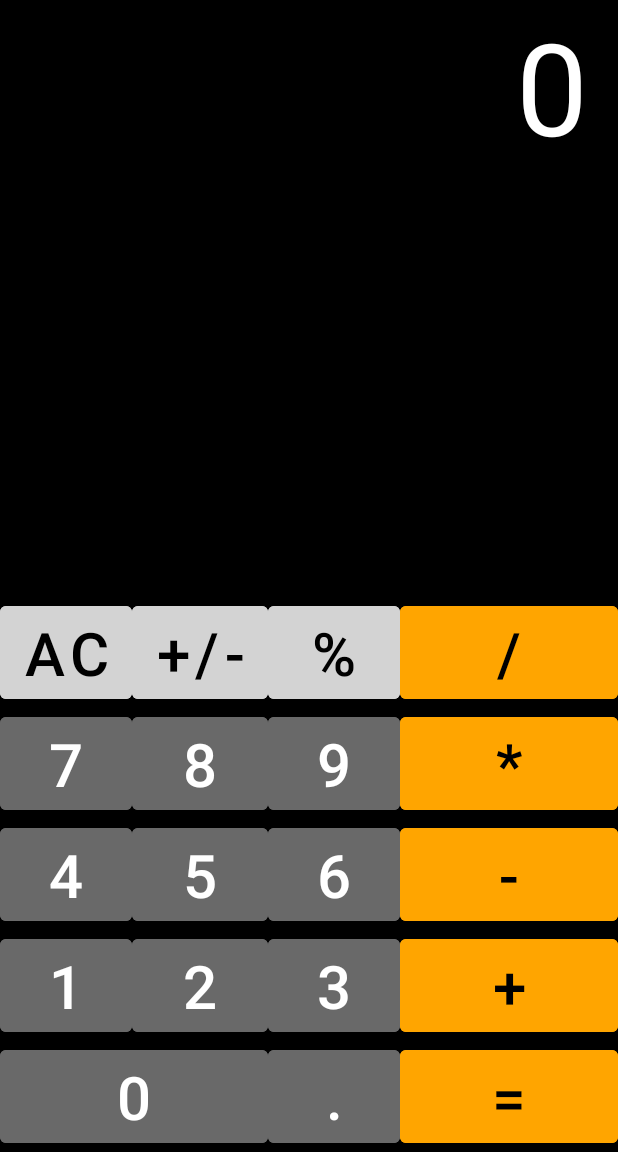
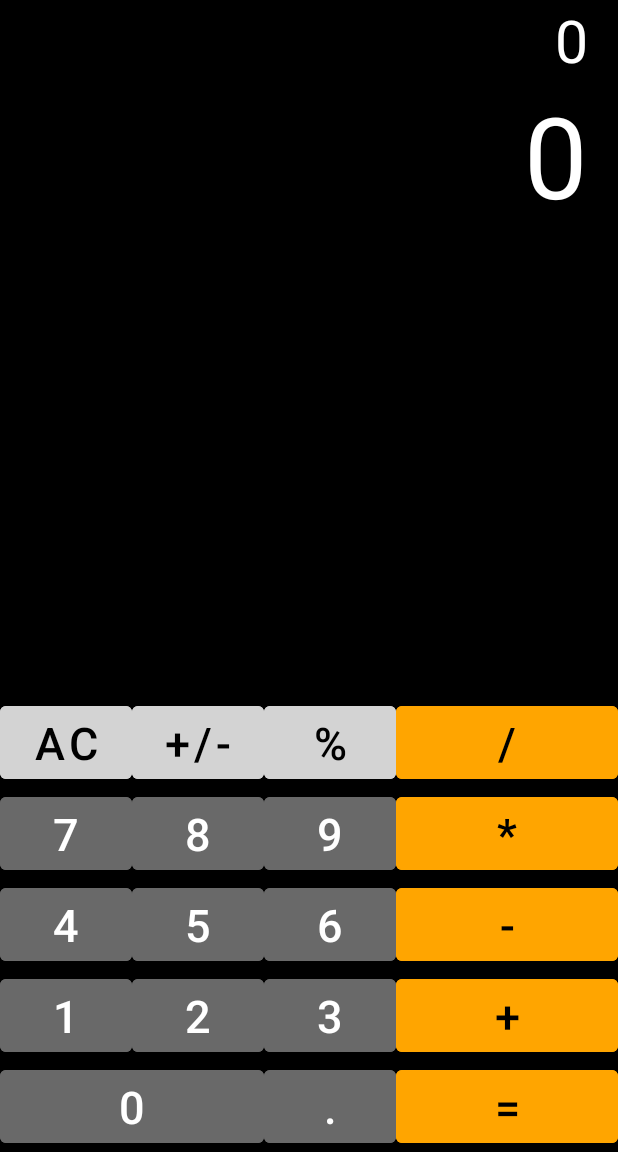
Before and after one commit to VeronikaBogdan/mobile-apps, an Android app: the screen it shows after launch (MainActivity), on a phone screen of 412 x 824 dp, the part 84-1236 px from its top. Run offline under Robolectric (Android 15) with nearby library versions, the phone set to English and light mode, and no system bars; 36 statements that could not run were skipped.

Commit message:
feat: add functional in calculator (functions with operations)

```diff
--- a/Calculator/app/build.gradle
+++ b/Calculator/app/build.gradle
@@ -37,6 +37,7 @@ dependencies {
     implementation 'androidx.appcompat:appcompat:1.5.1'
     implementation 'com.google.android.material:material:1.6.1'
     implementation 'androidx.constraintlayout:constraintlayout:2.1.4'
+    implementation 'net.objecthunter:exp4j:0.4.8'
     testImplementation 'junit:junit:4.13.2'
     androidTestImplementation 'androidx.test.ext:junit:1.1.3'
     androidTestImplementation 'androidx.test.espresso:espresso-core:3.4.0'
--- a/Calculator/app/src/main/res/layout/grid_layout.xml
+++ b/Calculator/app/src/main/res/layout/grid_layout.xml
@@ -1,5 +1,6 @@
 <?xml version="1.0" encoding="utf-8"?>
 <GridLayout xmlns:android="http://schemas.android.com/apk/res/android"
+    xmlns:tools="http://schemas.android.com/tools"
     android:layout_width="match_parent"
     android:layout_height="match_parent"
     android:layout_gravity="center"
@@ -9,6 +10,17 @@
 
     <TextView
 
+        android:id="@+id/expression"
+        android:layout_columnSpan="4"
+        android:layout_gravity="fill"
+        android:paddingRight="20dp"
+        android:text="0"
+        android:textAlignment="textEnd"
+        android:textColor="@color/white"
+        android:textSize="39sp"
+        tools:ignore="RtlCompat" />
+    <TextView
+
         android:id="@+id/result"
         android:layout_columnSpan="4"
         android:layout_gravity="fill"
@@ -16,14 +28,15 @@
         android:text="0"
         android:textAlignment="textEnd"
         android:textColor="@color/white"
-        android:textSize="85sp" />
+        android:textSize="75sp"
+        tools:ignore="RtlCompat" />
     <Button
         android:id="@+id/btnAC"
         android:layout_gravity="fill_horizontal"
         android:layout_width="wrap_content"
         android:layout_height="wrap_content"
         android:text="AC"
-        android:textSize="40sp"
+        android:textSize="30sp"
         android:textColor="@color/black"
         android:backgroundTint="@color/light_gray"
          />
@@ -36,7 +49,7 @@
         android:backgroundTint="@color/light_gray"
         android:text="+/-"
         android:textColor="@color/black"
-        android:textSize="40sp" />
+        android:textSize="30sp" />
 
     <Button
         android:id="@+id/btn_percent"
@@ -46,7 +59,7 @@
         android:backgroundTint="@color/light_gray"
         android:text="%"
         android:textColor="@color/black"
-        android:textSize="40sp" />
+        android:textSize="30sp" />
 
     <Button
         android:id="@+id/btn_div"
@@ -56,7 +69,7 @@
         android:backgroundTint="@color/orange"
         android:text="/"
         android:textColor="@color/black"
-        android:textSize="40sp" />
+        android:textSize="30sp" />
 
     <Button
         android:id="@+id/btn7"
@@ -66,7 +79,7 @@
         android:backgroundTint="@color/gray"
         android:text="7"
         android:textColor="@color/white"
-        android:textSize="40sp"
+        android:textSize="30sp"
         />
 
     <Button
@@ -77,7 +90,7 @@
         android:backgroundTint="@color/gray"
         android:text="8"
         android:textColor="@color/white"
-        android:textSize="40sp" />
+        android:textSize="30sp" />
 
     <Button
         android:id="@+id/btn9"
@@ -87,7 +100,7 @@
         android:backgroundTint="@color/gray"
         android:text="9"
         android:textColor="@color/white"
-        android:textSize="40sp" />
+        android:textSize="30sp" />
 
     <Button
         android:id="@+id/btn_mult"
@@ -97,7 +110,7 @@
         android:backgroundTint="@color/orange"
         android:text="*"
         android:textColor="@color/black"
-        android:textSize="40sp" />
+        android:textSize="30sp" />
 
     <Button
         android:id="@+id/btn4"
@@ -107,7 +120,7 @@
         android:backgroundTint="@color/gray"
         android:text="4"
         android:textColor="@color/white"
-        android:textSize="40sp"
+        android:textSize="30sp"
         />
 
     <Button
@@ -118,7 +131,7 @@
         android:backgroundTint="@color/gray"
         android:text="5"
         android:textColor="@color/white"
-        android:textSize="40sp" />
+        android:textSize="30sp" />
 
     <Button
         android:id="@+id/btn6"
@@ -128,7 +141,7 @@
         android:backgroundTint="@color/gray"
         android:text="6"
         android:textColor="@color/white"
-        android:textSize="40sp" />
+        android:textSize="30sp" />
 
     <Button
         android:id="@+id/btn_minus"
@@ -138,7 +151,7 @@
         android:backgroundTint="@color/orange"
         android:text="-"
         android:textColor="@color/black"
-        android:textSize="40sp" />
+        android:textSize="30sp" />
 
     <Button
         android:id="@+id/btn1"
@@ -148,7 +161,7 @@
         android:backgroundTint="@color/gray"
         android:text="1"
         android:textColor="@color/white"
-        android:textSize="40sp"
+        android:textSize="30sp"
         />
 
     <Button
@@ -159,7 +172,7 @@
         android:backgroundTint="@color/gray"
         android:text="2"
         android:textColor="@color/white"
-        android:textSize="40sp" />
+        android:textSize="30sp" />
 
     <Button
         android:id="@+id/btn3"
@@ -169,7 +182,7 @@
         android:backgroundTint="@color/gray"
         android:text="3"
         android:textColor="@color/white"
-        android:textSize="40sp" />
+        android:textSize="30sp" />
 
     <Button
         android:id="@+id/btn_plus"
@@ -179,7 +192,7 @@
         android:backgroundTint="@color/orange"
         android:text="+"
         android:textColor="@color/black"
-        android:textSize="40sp" />
+        android:textSize="30sp" />
 
     <Button
         android:id="@+id/btn0"
@@ -190,7 +203,7 @@
         android:backgroundTint="@color/gray"
         android:text="0"
         android:textColor="@color/white"
-        android:textSize="40sp"
+        android:textSize="30sp"
         />
 
     <Button
@@ -201,7 +214,7 @@
         android:backgroundTint="@color/gray"
         android:text="."
         android:textColor="@color/white"
-        android:textSize="40sp"
+        android:textSize="30sp"
         />
 
     <Button
@@ -212,7 +225,7 @@
         android:backgroundTint="@color/orange"
         android:text="="
         android:textColor="@color/black"
-        android:textSize="40sp" />
+        android:textSize="30sp" />
 <!--    <Button-->
 <!--        android:layout_rowSpan="3"-->
 <!--        android:text="++++++" />-->
```
Also changed, not shown: Calculator/app/src/main/java/com/example/calculator/MainActivity.kt (+140 -0 lines), Calculator/build.gradle (+19 -4 lines), Calculator/app/src/main/res/drawable/backspace.png (added).
